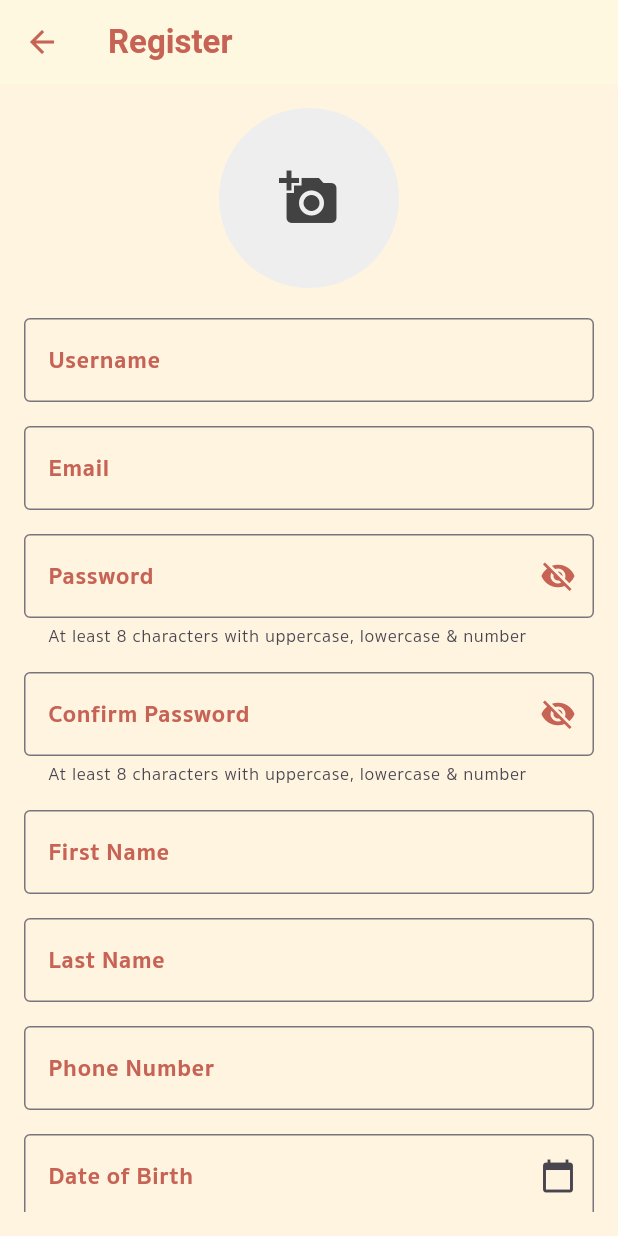
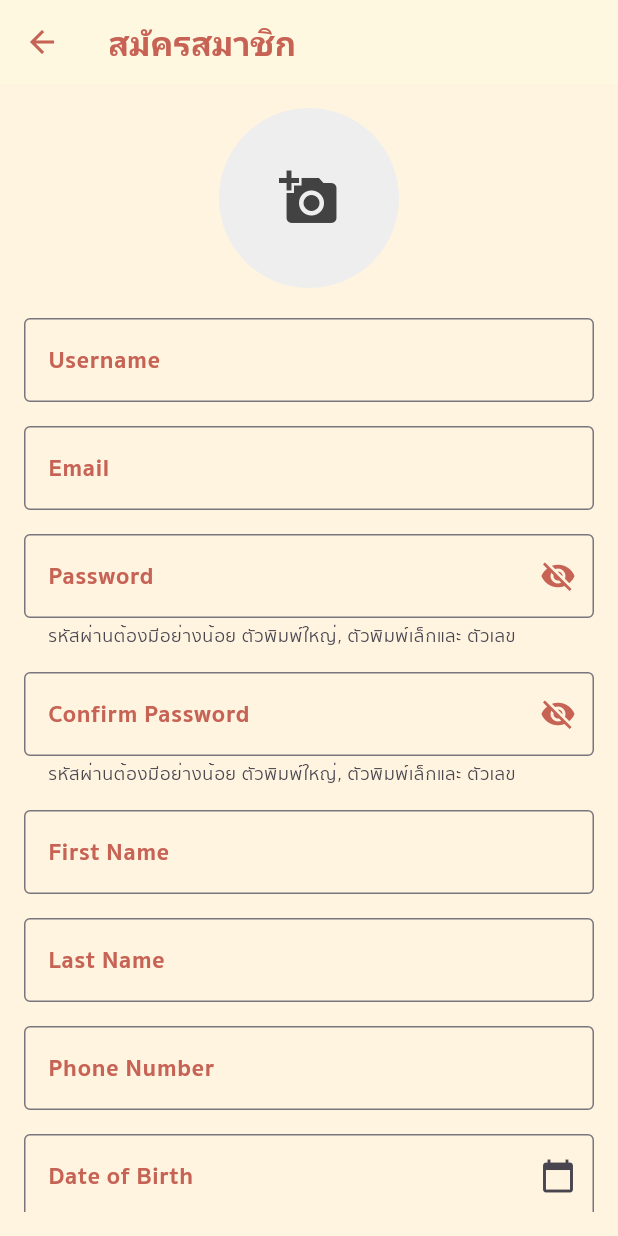
Before and after one commit to Nuttapat04/TagtimeMedicare, a Flutter app: the RegisterPage screen opened by its route, on a phone screen of 412 x 824 dp. Run offline on Flutter 3.47's test engine with Material 3 defaults, Android fonts, the phone set to English and light mode, and no system bars; our stand-ins replace cloud_firestore, connectivity_plus, firebase_auth, firebase_core, firebase_messaging, firebase_storage and 13 more; missing offline and left inert: month_year_picker; accounts and stored records are empty.

Commit message:
plub แก้ text login regis

```diff
--- a/lib/screens/login_page.dart
+++ b/lib/screens/login_page.dart
@@ -217,7 +217,7 @@ class _LoginPageState extends State<LoginPage> {
                             ),
                           ),
                           Text(
-                            'OR',
+                            'หรือ',
                             style: TextStyle(
                               fontSize: 16,
                               color: Colors.grey,
@@ -280,7 +280,7 @@ class _LoginPageState extends State<LoginPage> {
       child: TextButton(
         onPressed: () => Navigator.pushNamed(context, '/forget-password'),
         child: const Text(
-          'Forgot Password?',
+          'ลืมรหัสผ่าน?',
           style: TextStyle(color: Color(0xFFC76355)),
         ),
       ),
@@ -300,7 +300,7 @@ class _LoginPageState extends State<LoginPage> {
           ),
         ),
         child: const Text(
-          'Login with Email',
+          'Login ด้วยอีเมล',
           style: TextStyle(
             fontSize: 18,
             color: Colors.white,
@@ -318,7 +318,7 @@ class _LoginPageState extends State<LoginPage> {
       child: OutlinedButton.icon(
         icon: Image.asset('images/google_logo.png', height: 24),
         label: const Text(
-          'Sign in with Google',
+          'Sign in โดยใช้ Google',
           style: TextStyle(
             fontSize: 18,
             color: Color(0xFFC76355),
@@ -341,7 +341,7 @@ class _LoginPageState extends State<LoginPage> {
     return TextButton(
       onPressed: () => Navigator.pushNamed(context, '/register'),
       child: const Text(
-        'Don\'t have an account? Register here',
+        'ยังไม่เคยสมัครสมาชิก? สมัครเลย',
         style: TextStyle(color: Color(0xFFC76355)),
       ),
     );
@@ -349,17 +349,17 @@ class _LoginPageState extends State<LoginPage> {
 
   String? validateEmail(String? value) {
     if (value == null || value.isEmpty) {
-      return 'Please enter your email';
+      return 'กรุณากรอกอีเมล';
     }
     if (!RegExp(r'^[^@]+@[^@]+\.[^@]+').hasMatch(value)) {
-      return 'Please enter a valid email address';
+      return 'กรุณากรอกอีเมลที่ถูกต้อง';
     }
     return null;
   }
 
   String? validatePassword(String? value) {
     if (value == null || value.isEmpty) {
-      return 'Please enter your password';
+      return 'กรุณากรอกรหัสผ่าน';
     }
     return null;
   }
--- a/lib/screens/register_page.dart
+++ b/lib/screens/register_page.dart
@@ -105,12 +105,12 @@ class _RegisterPageState extends State<RegisterPage> {
         final isAvailable =
             await isUsernameAvailable(usernameController.text.trim());
         if (!isAvailable) {
-          throw Exception('Username is already taken');
+          throw Exception('Username นี้ถูกใช้งานไปแล้ว');
         }
 
         // Check age requirement
         if (selectedDate == null || !isOver14Years(selectedDate!)) {
-          throw Exception('You must be at least 14 years old to register');
+          throw Exception('คุณต้องมีอายุอย่างน้อย 14 ปีขึ้นไป');
         }
 
         // Create user account in Authentication first
@@ -150,7 +150,7 @@ class _RegisterPageState extends State<RegisterPage> {
         await _firestore.collection('Users').doc(uid).set(userData);
 
         ScaffoldMessenger.of(context).showSnackBar(
-          SnackBar(content: Text('Registration Successful!')),
+          SnackBar(content: Text('สมัครสมาชิกสำเร็จ!')),
         );
 
         Navigator.pop(context);
@@ -160,11 +160,11 @@ class _RegisterPageState extends State<RegisterPage> {
 
         if (e is FirebaseAuthException) {
           if (e.code == 'email-already-in-use') {
-            message = 'This email is already registered';
+            message = 'อีเมลนี้ถูกใช้งานไปแล้ว';
           } else if (e.code == 'weak-password') {
-            message = 'The password provided is too weak';
+            message = 'รหัสผ่านอ่อนแอเกินไป';
           } else if (e.code == 'invalid-email') {
-            message = 'The email address is not valid';
+            message = 'อีเมลไม่ถูกต้อง';
           }
         } else if (e is Exception) {
           message = e.toString().replaceAll('Exception: ', '');
@@ -187,7 +187,7 @@ class _RegisterPageState extends State<RegisterPage> {
       backgroundColor: const Color(0xFFFFF4E0),
       appBar: AppBar(
         title: Text(
-          'Register',
+          'สมัครสมาชิก',
           style: TextStyle(
             fontFamily: 'Roboto',
             fontWeight: FontWeight.bold,
@@ -238,7 +238,7 @@ class _RegisterPageState extends State<RegisterPage> {
                         controller: usernameController,
                         label: 'Username',
                         validator: (value) =>
-                            value!.isEmpty ? 'Please enter a username' : null,
+                            value!.isEmpty ? 'กรุณากรอก Username' : null,
                       ),
                       SizedBox(height: 16),
                       buildTextFormField(
@@ -247,11 +247,11 @@ class _RegisterPageState extends State<RegisterPage> {
                         keyboardType: TextInputType.emailAddress,
                         validator: (value) {
                           if (value == null || value.isEmpty) {
-                            return 'Please enter an email';
+                            return 'กรุณากรอกอีเมล';
                           }
                           final emailRegex = RegExp(r'^[^@]+@[^@]+\.[^@]+');
                           if (!emailRegex.hasMatch(value)) {
-                            return 'Please enter a valid email';
+                            return 'กรุณากรอกอีเมลให้ถูกต้อง';
                           }
                           return null;
                         },
@@ -262,15 +262,15 @@ class _RegisterPageState extends State<RegisterPage> {
                         label: 'Password',
                         validator: (value) {
                           if (value == null || value.isEmpty) {
-                            return 'Please enter a password';
+                            return 'กรุณากรอกรหัสผ่าน';
                           }
                           if (value.length < 8) {
-                            return 'Password must be at least 8 characters';
+                            return 'รหัสผ่านต้องมีอย่างน้อย 8 ตัวอักษร';
                           }
                           final passwordRegex = RegExp(
                               r'^(?=.*[A-Z])(?=.*[a-z])(?=.*\d)[A-Za-z\d]{8,}$');
                           if (!passwordRegex.hasMatch(value)) {
-                            return 'Password must contain uppercase, lowercase and number';
+                            return 'รหัสผ่านต้องมีอย่างน้อย ตัวพิมพ์ใหญ่, ตัวพิมพ์เล็กและ ตัวเลข';
                           }
                           return null;
                         },
@@ -281,7 +281,7 @@ class _RegisterPageState extends State<RegisterPage> {
                         label: 'Confirm Password',
                         validator: (value) {
                           if (value != passwordController.text) {
-                            return 'Passwords do not match';
+                            return 'รหัสผ่านไม่ตรงกัน';
                           }
                           return null;
                         },
@@ -291,7 +291,7 @@ class _RegisterPageState extends State<RegisterPage> {
                         controller: nameController,
                         label: 'First Name',
                         validator: (value) => value!.isEmpty
-                            ? 'Please enter your first name'
+                            ? 'กรุณากรอกชื่อ'
                             : null,
                       ),
                       SizedBox(height: 16),
@@ -299,7 +299,7 @@ class _RegisterPageState extends State<RegisterPage> {
                         controller: surnameController,
                         label: 'Last Name',
                         validator: (value) => value!.isEmpty
-                            ? 'Please enter your last name'
+                            ? 'กรุณากรอกนามสกุล'
                             : null,
                       ),
                       SizedBox(height: 16),
@@ -309,11 +309,11 @@ class _RegisterPageState extends State<RegisterPage> {
                         keyboardType: TextInputType.phone,
                         validator: (value) {
                           if (value == null || value.isEmpty) {
-                            return 'Please enter your phone number';
+                            return 'กรุณากรอกเบอร์โทร';
                           }
                           final phoneRegex = RegExp(r'^0[0-9]{9}$');
                           if (!phoneRegex.hasMatch(value)) {
-                            return 'Please enter a valid phone number';
+                            return 'กรุณากรอกเบอร์โทรที่ถูกต้อง';
                           }
                           return null;
                         },
@@ -340,7 +340,7 @@ class _RegisterPageState extends State<RegisterPage> {
                           minimumSize: Size(double.infinity, 50),
                         ),
                         child: Text(
-                          'Register',
+                          'สมัครสมาชิก',
                           style: TextStyle(
                             fontSize: 20,
                             fontWeight: FontWeight.bold,
@@ -443,7 +443,7 @@ class _RegisterPageState extends State<RegisterPage> {
           color: const Color(0xFFC76355),
         ),
         border: OutlineInputBorder(),
-        helperText: 'At least 8 characters with uppercase, lowercase & number',
+        helperText: 'รหัสผ่านต้องมีอย่างน้อย ตัวพิมพ์ใหญ่, ตัวพิมพ์เล็กและ ตัวเลข',
         suffixIcon: IconButton(
           icon: Icon(
             _isPasswordHidden ? Icons.visibility_off : Icons.visibility,
@@ -458,18 +458,18 @@ class _RegisterPageState extends State<RegisterPage> {
       ),
       validator: (value) {
         if (value == null || value.isEmpty) {
-          return 'Please enter a password';
+          return 'กรุณากรอกรหัสผ่าน';
         }
         if (value.length < 8) {
-          return 'Password must be at least 8 characters';
+          return 'รหัสผ่านต้องมีอย่างน้อย 8 ตัวอักษร';
         }
         if (!RegExp(r'^(?=.*[A-Z])(?=.*[a-z])(?=.*\d)').hasMatch(value)) {
-          return 'Include uppercase, lowercase & number';
+          return 'รหัสผ่านต้องมีอย่างน้อย ตัวพิมพ์ใหญ่, ตัวพิมพ์เล็กและ ตัวเลข';
         }
         // Check for common passwords
         if (['password123', 'qwerty123', '12345678']
             .contains(value.toLowerCase())) {
-          return 'Please use a stronger password';
+          return 'รหัสผ่านอ่อนแอเกินไป';
         }
         return null;
       },
@@ -490,16 +490,16 @@ class _RegisterPageState extends State<RegisterPage> {
           color: const Color(0xFFC76355),
         ),
         border: OutlineInputBorder(),
-        helperText: 'Must be at least 14 years old',
+        helperText: 'คุณต้องมีอายุอย่างน้อย 14 ปีขึ้นไป',
         suffixIcon: Icon(Icons.calendar_today),
       ),
       readOnly: true,
       validator: (value) {
         if (value == null || value.isEmpty) {
-          return 'Please select your date of birth';
+          return 'โปรดเลือกวันเกิดของคุณ';
         }
         if (selectedDate == null || !isOver14Years(selectedDate!)) {
-          return 'You must be at least 14 years old';
+          return 'คุณต้องมีอายุอย่างน้อย 14 ปีขึ้นไป';
         }
         return null;
       },
@@ -510,13 +510,13 @@ class _RegisterPageState extends State<RegisterPage> {
           firstDate: DateTime(1900),
           lastDate: DateTime.now(),
           helpText: 'Select Date of Birth',
-          errorFormatText: 'Enter valid date',
-          errorInvalidText: 'Enter date in valid range',
+          errorFormatText: 'กรุณากรอกวันเกิดให้ถูกต้อง',
+          errorInvalidText: 'กรุณากรอกวันเกิดให้ถูกต้อง',
         );
         if (picked != null) {
           if (!isOver14Years(picked)) {
             ScaffoldMessenger.of(context).showSnackBar(
-              SnackBar(content: Text('You must be at least 14 years old')),
+              SnackBar(content: Text('คุณต้องมีอายุอย่างน้อย 14 ปีขึ้นไป')),
             );
             return;
           }
```
